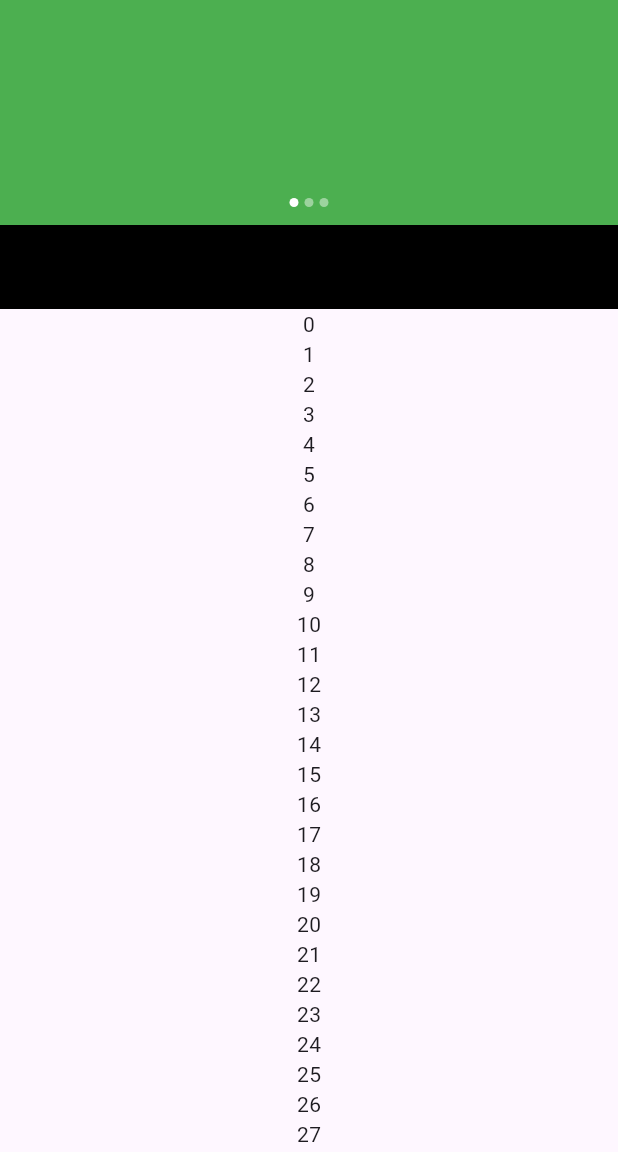
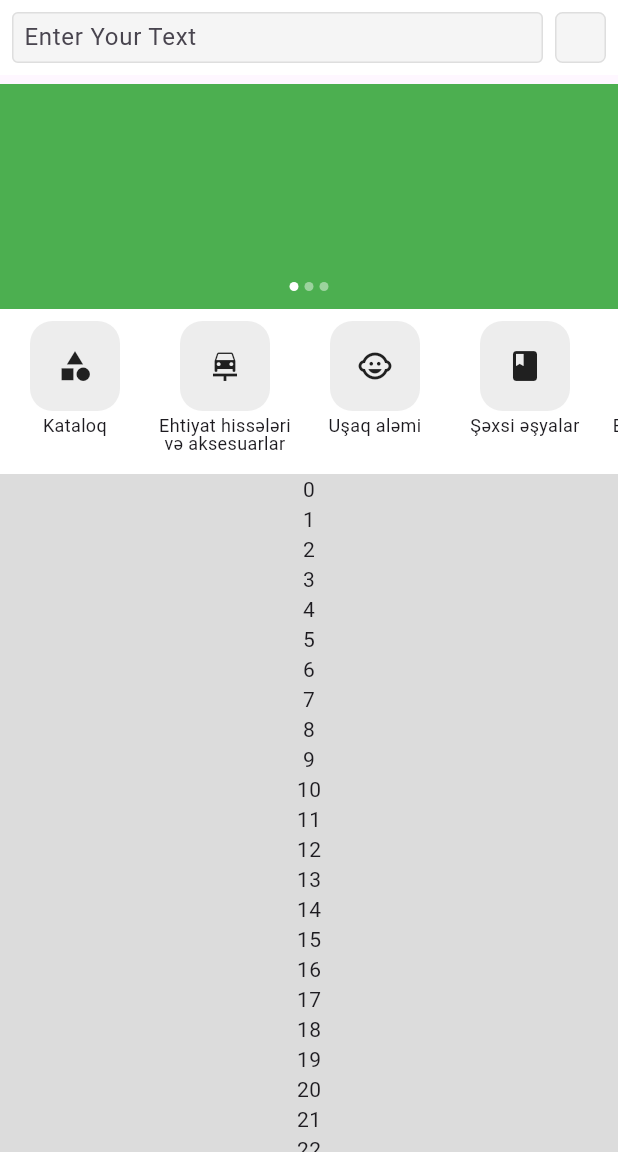
Before and after one commit to nicatguliyev/tap_az_test, a Flutter app: the screen it shows after launch, on a phone screen of 412 x 824 dp, the part 84-1236 px from its top. Run offline on Flutter 3.47's test engine with Material 3 defaults, Android fonts, the phone set to English and light mode, and no system bars; drawn by our look-alikes of carousel_slider.

Commit message:
Search TextField is added but not completed

```diff
--- /dev/null
+++ b/lib/flutter_playground/test_search_textfield.dart
@@ -0,0 +1,10 @@
+import 'package:flutter/material.dart';
+
+class TestSearchTextField extends StatelessWidget {
+  const TestSearchTextField({super.key});
+
+  @override
+  Widget build(BuildContext context) {
+    return Container(color: Colors.white, height: 60, child: Row(children: [TextField()],),);
+  }
+}
--- /dev/null
+++ b/lib/items/home_category_item.dart
@@ -0,0 +1,37 @@
+import 'package:flutter/material.dart';
+import 'package:tap_az_test/model/CategoryItemModel.dart';
+
+class HomeCategoryItem extends StatelessWidget {
+  final CategoryItemModel categoryItemModel;
+
+  const HomeCategoryItem(
+      {super.key, required this.categoryItemModel});
+
+  @override
+  Widget build(BuildContext context) {
+    return Column(
+      children: [
+        Padding(
+          padding: const EdgeInsets.only(top: 8, left: 8, right: 8, bottom: 4),
+          child: Container(
+            height: 60,
+            width: 60,
+            decoration: const BoxDecoration(
+                color: Color.fromARGB(255, 237, 237, 237),
+                borderRadius: BorderRadius.all(Radius.circular(15))),
+            child:  Center(child: Icon(categoryItemModel.categoryIcon)),
+          ),
+        ),
+         SizedBox(
+          width: 100,
+          child: Text(
+             categoryItemModel.categoryName,
+            style: const TextStyle(fontSize: 12, height: 1),
+            maxLines: 2,
+            textAlign: TextAlign.center,
+          ),
+        )
+      ],
+    );
+  }
+}
--- /dev/null
+++ b/lib/model/CategoryItemModel.dart
@@ -0,0 +1,8 @@
+import 'package:flutter/material.dart';
+
+class CategoryItemModel {
+  final IconData categoryIcon;
+  final String categoryName;
+
+  CategoryItemModel({required this.categoryIcon, required this.categoryName});
+}
--- a/lib/pages/home_screen.dart
+++ b/lib/pages/home_screen.dart
@@ -1,5 +1,8 @@
 import 'package:flutter/material.dart';
+import 'package:tap_az_test/flutter_playground/test_search_textfield.dart';
 import 'package:tap_az_test/flutter_playground/test_slider.dart';
+import 'package:tap_az_test/items/home_category_item.dart';
+import 'package:tap_az_test/model/CategoryItemModel.dart';
 
 class HomeScreen extends StatefulWidget {
   final VoidCallback onPressed;
@@ -12,10 +15,25 @@ class HomeScreen extends StatefulWidget {
 }
 
 class HomeScreenState extends State<HomeScreen> {
+  List<CategoryItemModel> categories = [
+    CategoryItemModel(categoryIcon: Icons.category, categoryName: "Kataloq"),
+    CategoryItemModel(
+        categoryIcon: Icons.car_repair,
+        categoryName: "Ehtiyat hissələri və aksesuarlar"),
+    CategoryItemModel(
+        categoryIcon: Icons.child_care, categoryName: "Uşaq aləmi"),
+    CategoryItemModel(categoryIcon: Icons.book, categoryName: "Şəxsi əşyalar"),
+    CategoryItemModel(categoryIcon: Icons.home, categoryName: "Ev və bağ üçün"),
+    CategoryItemModel(categoryIcon: Icons.phone, categoryName: "Elektronika"),
+    CategoryItemModel(categoryIcon: Icons.pets, categoryName: "Heyvanlar")
+  ];
+
   @override
   Widget build(Object context) {
     return Scaffold(
+        extendBody: true,
         appBar: AppBar(
+          backgroundColor: Colors.white,
           leading: IconButton(
             icon: const Icon(Icons.menu),
             onPressed: widget.onPressed,
@@ -27,21 +45,80 @@ class HomeScreenState extends State<HomeScreen> {
           physics: const ClampingScrollPhysics(),
           slivers: [
             SliverAppBar(
+              pinned: true,
+              flexibleSpace: Container(
+                height: 50,
+                color: Colors.white,
+                child: Row(
+                  children: [
+                     const Expanded(
+                      child: Padding(
+                        padding: EdgeInsets.all(8.0),
+                        child: TextField(
+                          cursorColor: Colors.grey,
+                          style: TextStyle(fontSize: 14),
+                          decoration: InputDecoration(
+                              floatingLabelBehavior:
+                                  FloatingLabelBehavior.never,
+                              contentPadding: EdgeInsets.symmetric(
+                                  vertical: 4, horizontal: 4),
+                              labelText: "Enter Your Text",
+                              filled: true,
+                              fillColor: Color.fromARGB(74, 222, 222, 222),
+                               enabledBorder: OutlineInputBorder(borderSide: BorderSide(color: Color.fromARGB(255, 222, 222, 222), width: 1)),
+                               focusedBorder: OutlineInputBorder(borderSide: BorderSide(color: Color.fromARGB(255, 222, 222, 222), width: 1)),
+                              border: OutlineInputBorder()),
+                        ),
+                      ),
+                    ),
+                    Padding(
+                      padding: const EdgeInsets.only(right: 8),
+                      child: Container(
+                        height: 34,
+                        width: 34,
+                        decoration:  BoxDecoration(
+                             color: const Color.fromARGB(74, 222, 222, 222),
+                            borderRadius: const BorderRadius.all(Radius.circular(5)),
+                            border: Border.all(color: const Color.fromARGB(255, 222, 222, 222), width:  1, )),
+                      ),
+                    )
+                  ],
+                ),
+              ),
+            ),
+            SliverAppBar(
               expandedHeight: 150,
               flexibleSpace: TestSlider(),
               floating: false,
             ),
             SliverAppBar(
-              expandedHeight: 50,
+              collapsedHeight: 110,
+              expandedHeight: 110,
               flexibleSpace: Container(
-                color: Colors.black,
+                color: Colors.white,
+                child: ListView.builder(
+                  scrollDirection: Axis.horizontal,
+                  itemBuilder: (context, index) {
+                    return HomeCategoryItem(
+                        categoryItemModel: categories[index]);
+                  },
+                  itemCount: categories.length,
+                ),
               ),
               floating: true,
+              // snap: false,
             ),
-            SliverList.builder(itemBuilder: (context, index) {
-              return Center(child: Text("$index"),);
-            },
-            itemCount: 200,)
+            SliverList.builder(
+              itemBuilder: (context, index) {
+                return Container(
+                  color: const Color.fromARGB(255, 220, 220, 220),
+                  child: Center(
+                    child: Text("$index"),
+                  ),
+                );
+              },
+              itemCount: 200,
+            )
           ],
         ));
   }
```
Also changed, not shown: pubspec.lock.
